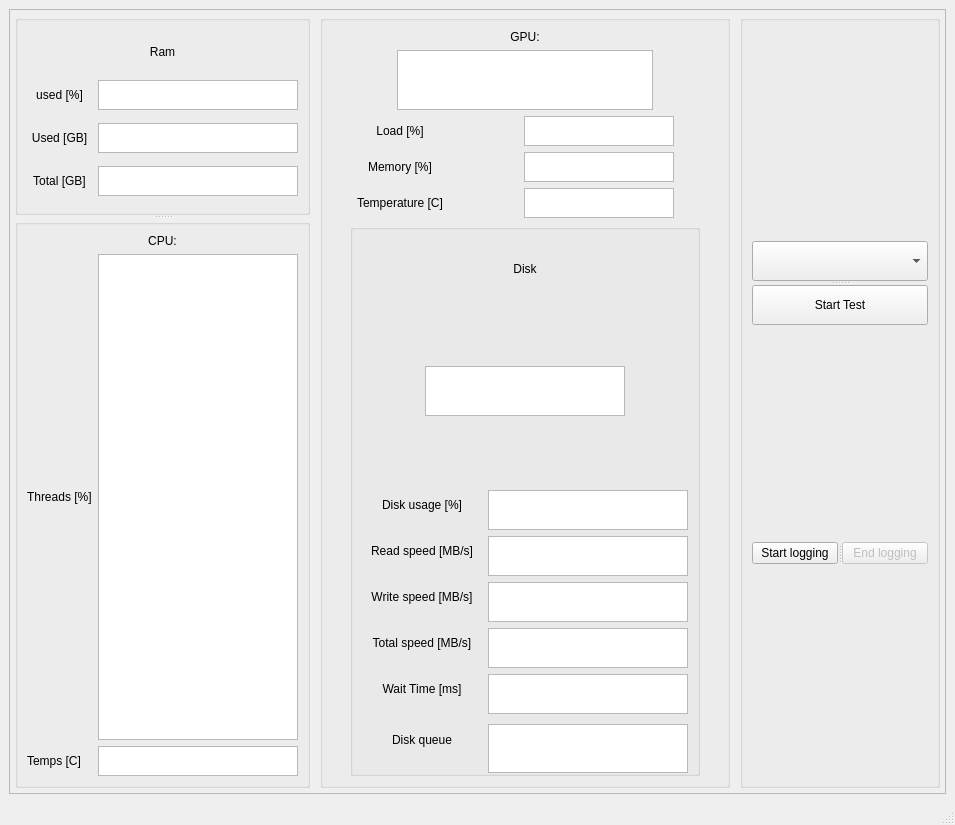
First picture: the form in gui.ui, repository Janders8/resource-monitor, before the edit.
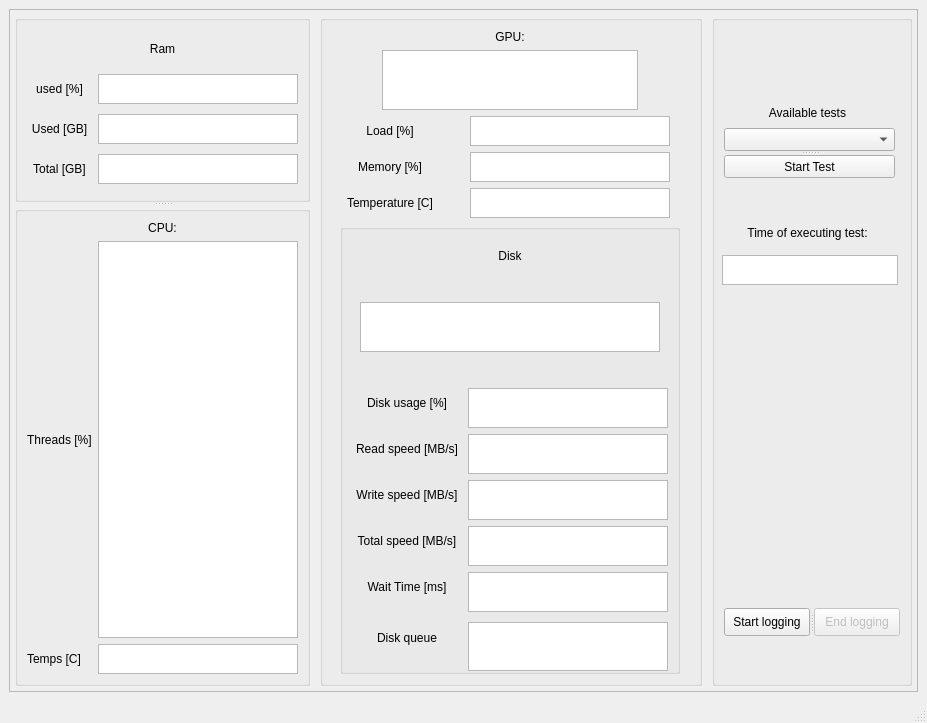
Second picture: the form after the edit.

Commit message: working on displaying time of tests

```diff
--- a/gui.ui
+++ b/gui.ui
@@ -6,8 +6,8 @@
    <rect>
     <x>0</x>
     <y>0</y>
-    <width>955</width>
-    <height>825</height>
+    <width>927</width>
+    <height>723</height>
    </rect>
   </property>
   <property name="mouseTracking">
@@ -28,8 +28,8 @@
         <rect>
          <x>0</x>
          <y>0</y>
-         <width>931</width>
-         <height>750</height>
+         <width>903</width>
+         <height>648</height>
         </rect>
        </property>
        <layout class="QGridLayout" name="gridLayout_3">
@@ -67,9 +67,15 @@
             <property name="title">
              <string/>
             </property>
-            <layout class="QGridLayout" name="gridLayout_6">
-             <item row="0" column="0">
               <widget class="QSplitter" name="splitter_3">
+             <property name="geometry">
+              <rect>
+               <x>12</x>
+               <y>113</y>
+               <width>171</width>
+               <height>50</height>
+              </rect>
+             </property>
                <property name="orientation">
                 <enum>Qt::Vertical</enum>
                </property>
@@ -99,9 +105,15 @@
                 </property>
                </widget>
               </widget>
-             </item>
-             <item row="2" column="0">
               <widget class="QSplitter" name="splitter">
+             <property name="geometry">
+              <rect>
+               <x>12</x>
+               <y>593</y>
+               <width>176</width>
+               <height>28</height>
+              </rect>
+             </property>
                <property name="sizePolicy">
                 <sizepolicy hsizetype="Expanding" vsizetype="Fixed">
                  <horstretch>0</horstretch>
@@ -137,8 +149,60 @@
                 </property>
                </widget>
               </widget>
-             </item>
-            </layout>
+            <widget class="QLabel" name="label_8">
+             <property name="geometry">
+              <rect>
+               <x>10</x>
+               <y>210</y>
+               <width>171</width>
+               <height>16</height>
+              </rect>
+             </property>
+             <property name="maximumSize">
+              <size>
+               <width>16777215</width>
+               <height>40</height>
+              </size>
+             </property>
+             <property name="text">
+              <string>&lt;html&gt;&lt;head/&gt;&lt;body&gt;&lt;p align=&quot;center&quot;&gt;Time of executing test:&lt;/p&gt;&lt;/body&gt;&lt;/html&gt;</string>
+             </property>
+            </widget>
+            <widget class="QTextBrowser" name="textBrowserTestTime">
+             <property name="geometry">
+              <rect>
+               <x>10</x>
+               <y>240</y>
+               <width>176</width>
+               <height>30</height>
+              </rect>
+             </property>
+             <property name="maximumSize">
+              <size>
+               <width>16777215</width>
+               <height>30</height>
+              </size>
+             </property>
+            </widget>
+            <widget class="QLabel" name="label_9">
+             <property name="geometry">
+              <rect>
+               <x>10</x>
+               <y>90</y>
+               <width>171</width>
+               <height>16</height>
+              </rect>
+             </property>
+             <property name="maximumSize">
+              <size>
+               <width>16777215</width>
+               <height>40</height>
+              </size>
+             </property>
+             <property name="text">
+              <string>&lt;html&gt;&lt;head/&gt;&lt;body&gt;&lt;p align=&quot;center&quot;&gt;Available tests&lt;/p&gt;&lt;/body&gt;&lt;/html&gt;</string>
+             </property>
+            </widget>
            </widget>
           </item>
           <item row="0" column="0">
@@ -346,7 +410,7 @@
            <widget class="QGroupBox" name="groupBox_4">
             <property name="maximumSize">
              <size>
-              <width>600</width>
+              <width>700</width>
               <height>16777215</height>
              </size>
             </property>
@@ -361,7 +425,7 @@
               <widget class="QTextBrowser" name="textBrowserGpuTemp">
                <property name="maximumSize">
                 <size>
-                 <width>150</width>
+                 <width>200</width>
                  <height>30</height>
                 </size>
                </property>
@@ -428,7 +492,7 @@
               <widget class="QTextBrowser" name="textBrowserGpuLoad">
                <property name="maximumSize">
                 <size>
-                 <width>150</width>
+                 <width>200</width>
                  <height>30</height>
                 </size>
                </property>
@@ -438,7 +502,7 @@
               <widget class="QTextBrowser" name="textBrowserGpuName">
                <property name="maximumSize">
                 <size>
-                 <width>400</width>
+                 <width>500</width>
                  <height>60</height>
                 </size>
                </property>
@@ -467,7 +531,7 @@
               <widget class="QTextBrowser" name="textBrowserGpuMemory">
                <property name="maximumSize">
                 <size>
-                 <width>150</width>
+                 <width>200</width>
                  <height>30</height>
                 </size>
                </property>
@@ -666,13 +730,13 @@
                  <widget class="QTextBrowser" name="textBrowserDiskModel">
                   <property name="minimumSize">
                    <size>
-                    <width>200</width>
+                    <width>300</width>
                     <height>0</height>
                    </size>
                   </property>
                   <property name="maximumSize">
                    <size>
-                    <width>200</width>
+                    <width>300</width>
                     <height>50</height>
                    </size>
                   </property>
```
Left out of the diff: 2 changed lines with no effect on the pictures. Lines whose indentation alone changed are shown as unchanged. The commit also changes 4 other files.
